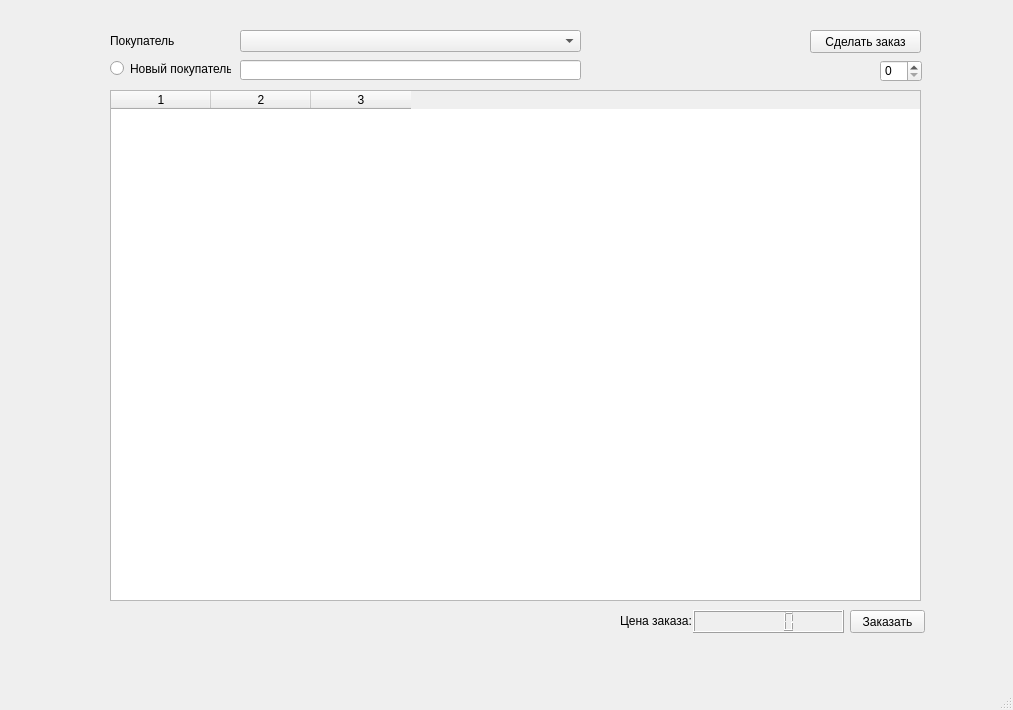
Qt form session_4/test.ui (BagrKonstantin/we_will_rock_you) before a commit.
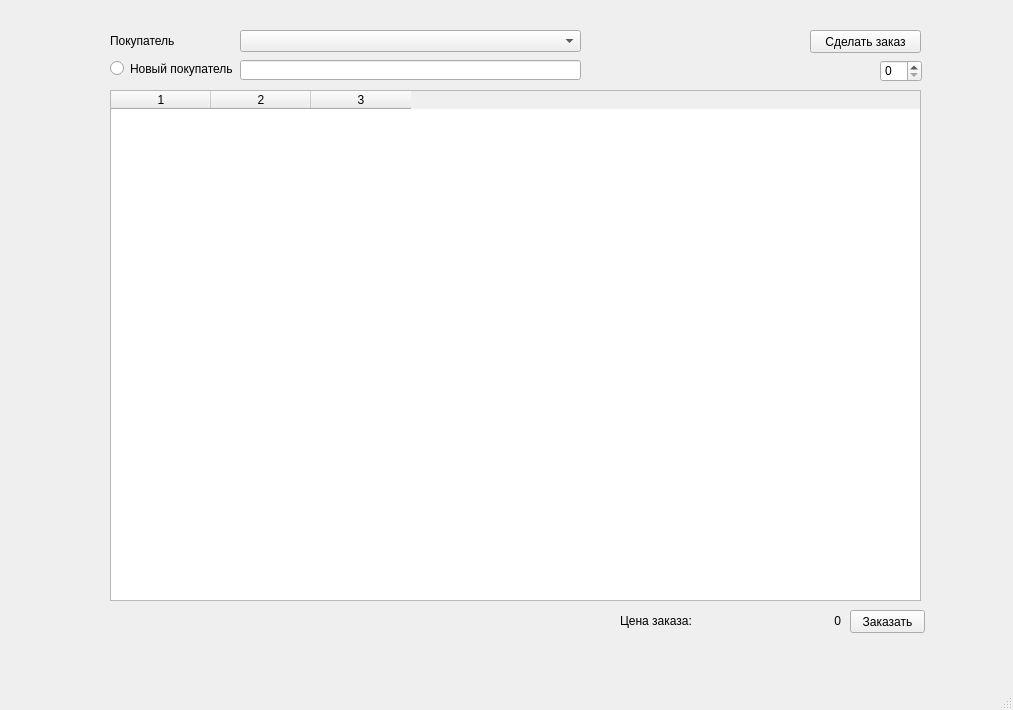
The same form after that commit.

Diff of the .ui file:
```diff
--- a/session_4/test.ui
+++ b/session_4/test.ui
@@ -63,7 +63,7 @@
      <rect>
       <x>110</x>
       <y>30</y>
-      <width>91</width>
+      <width>131</width>
       <height>21</height>
      </rect>
     </property>
@@ -76,7 +76,7 @@
      <rect>
       <x>110</x>
       <y>60</y>
-      <width>121</width>
+      <width>131</width>
       <height>17</height>
      </rect>
     </property>
@@ -146,15 +146,21 @@
      <string>Цена заказа:</string>
     </property>
    </widget>
-   <widget class="QLCDNumber" name="lcdNumber">
+   <widget class="QLabel" name="label_price">
     <property name="geometry">
      <rect>
-      <x>693</x>
+      <x>690</x>
       <y>610</y>
       <width>151</width>
-      <height>23</height>
+      <height>21</height>
      </rect>
     </property>
+    <property name="text">
+     <string>0</string>
+    </property>
+    <property name="alignment">
+     <set>Qt::AlignRight|Qt::AlignTrailing|Qt::AlignVCenter</set>
+    </property>
    </widget>
   </widget>
   <widget class="QMenuBar" name="menubar">
```
